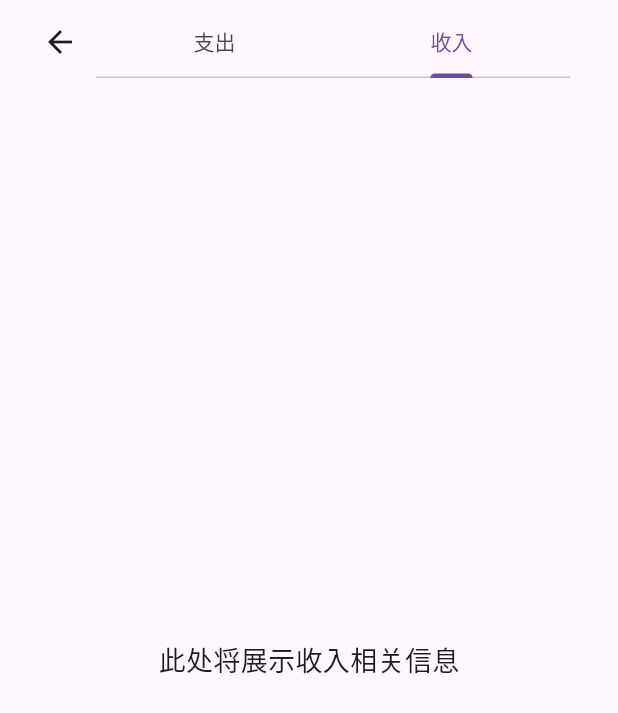
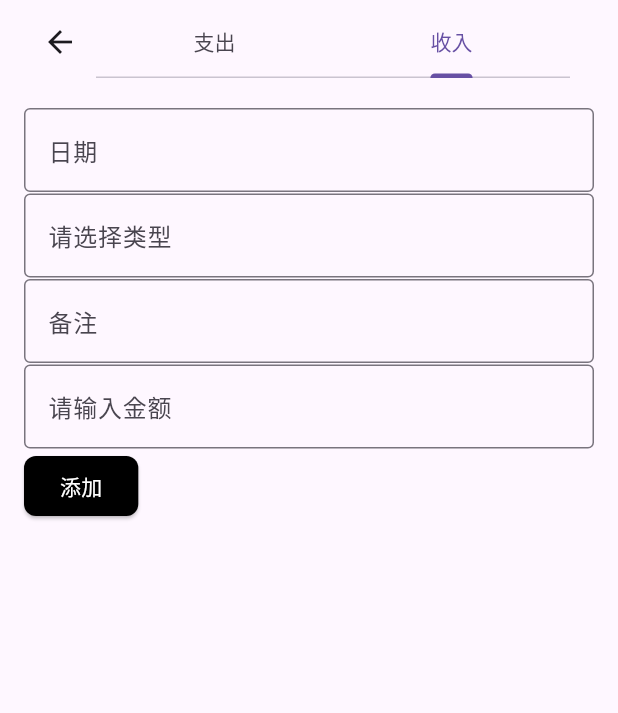
Before and after one commit to Ccaixy/accounting, a Flutter app: the AddNewPage screen opened by its route, tab 2 chosen, on a phone screen of 412 x 824 dp. Shown: the top 713 px of the screen. Run offline on Flutter 3.47's test engine with Material 3 defaults, Android fonts, the phone set to English and light mode, and no system bars.

Commit message:
1.添加了date页面2.收入支出页面添加了记账四个信息

```diff
--- a/lib/main.dart
+++ b/lib/main.dart
@@ -1,3 +1,4 @@
+import 'package:code/pages/calendar.dart';
 import 'package:code/pages/register.dart';
 import 'package:code/pages/login.dart';
 import 'package:code/pages/addNew.dart';
@@ -20,6 +21,7 @@ class MyApp extends StatelessWidget {
         '/AddNew': (context) => const AddNewPage(), // 定义路由规则'
         '/login': (context) => const LoginPage(), // 定义路由规则'
         '/register': (context) => const RegisterPage(),
+        '/date': (context) => const CalendarPage(),
       },
     );
   }
--- a/lib/pages/addNew.dart
+++ b/lib/pages/addNew.dart
@@ -22,6 +22,8 @@ class AddNewPage extends StatefulWidget {
 
 class _TransactionsPageState extends State<AddNewPage> with SingleTickerProviderStateMixin {
   late TabController _tabController;
+
+  get today => DateTime.now();
 
   @override
   void initState() {
@@ -63,34 +65,112 @@ class _TransactionsPageState extends State<AddNewPage> with SingleTickerProvider
       body: TabBarView(
         controller: _tabController,
         children: [
+
           GridView.builder(
             physics: const NeverScrollableScrollPhysics(),
             shrinkWrap: true,
             gridDelegate: const SliverGridDelegateWithFixedCrossAxisCount(
               crossAxisCount: 5, // 根据需求调整列数
-              childAspectRatio: 1 / 1.5, // 根据需求调整宽高比
+              childAspectRatio: 1 / 1, // 根据需求调整宽高比
             ),
             itemCount: iconsAndDescriptions.length,
             itemBuilder: (BuildContext context, int index) {
               final item = iconsAndDescriptions[index];
               return Padding(
-                padding: const EdgeInsets.all(25),// 调整间距
+                padding: const EdgeInsets.all(2),// 调整间距
                 child: Column(
                   crossAxisAlignment: CrossAxisAlignment.center,
                   children: [
-                    Icon(item['icon'], size: 40), // 调整图标大小
+                    Icon(item['icon'], size: 20), // 调整图标大小
                     const SizedBox(height: 1),// 调整间距
-                    Text(item['text'], style: const TextStyle(fontSize: 10),                    ), // 调整字体大小
+                    Text(item['text'], style: const TextStyle(fontSize: 15),                    ), // 调整字体大小
                   ],
                 ),
               );
             },
+
           ),
-          Container(
-            alignment: Alignment.center,
+
+
+          Padding(
             padding: const EdgeInsets.all(16.0),
-            child: const Text('此处将展示收入相关信息', style: TextStyle(fontSize: 18)),
+            child:  Column(
+              crossAxisAlignment: CrossAxisAlignment.start,// 调整文本对齐方式
+              children: [
+                // 日期输入框
+                //调整输入框宽度
+                const TextField(
+
+                  decoration: InputDecoration(
+                    labelText: '日期',
+                    border: OutlineInputBorder(),
+                  ),
+                  keyboardType: TextInputType.datetime,
+                ),
+                const SizedBox(height: 1),
+
+                // 类型
+                const TextField(
+                  decoration: InputDecoration(
+                    labelText: '请选择类型',
+                    border: OutlineInputBorder(),
+                  ),
+                  keyboardType: TextInputType.number,
+                ),
+                const SizedBox(height: 1),
+
+
+                // 备注输入框
+                const TextField(
+                  decoration: InputDecoration(
+                    labelText: '备注',
+                    border: OutlineInputBorder(),
+                  ),
+                  maxLines: null,
+                ),
+                const SizedBox(height: 1),
+
+                // 金额输入框
+                const TextField(
+                  decoration: InputDecoration(
+                    labelText: '请输入金额',
+                    border: OutlineInputBorder(),
+                  ),
+                  keyboardType: TextInputType.number,
+                ),
+                const SizedBox(height: 1),
+
+
+                ElevatedButton(
+                  onPressed: () {
+                    // 添加新数据到数据库
+                    Navigator.pop(context);
+                  },
+                  // 移除const关键字
+                  style: ElevatedButton.styleFrom(
+                    primary: Colors.black,
+                    shape: RoundedRectangleBorder(
+                      borderRadius: BorderRadius.circular(8.0),
+                    ),
+                  ),
+                  child: const Text(
+                    "添加",
+                    style: TextStyle(
+                      color: Colors.white,
+                    ),
+                  ),
+                )
+              ],
+            ),
           ),
+          // Container(
+          //   alignment: Alignment.center,
+          //   padding: const EdgeInsets.all(16.0),
+          //   child: const Text('此处将展示收入相关信息', style: TextStyle(fontSize: 18)),
+          // ),
+          // 新增用于输入的容器组件
+
+
 
         ],
       ),
--- a/lib/pages/home.dart
+++ b/lib/pages/home.dart
@@ -45,7 +45,7 @@ class MyHomePage extends StatelessWidget {
               padding: const EdgeInsets.all(8.0),
               child: Image.asset(
                 'images/home_icon.png', // 替换成您的图片路径
-                width: 85, // 图片宽度
+                width: 70, // 图片宽度
               ),
             ),
             // 中间搜索框
@@ -279,7 +279,7 @@ class MyHomePage extends StatelessWidget {
         items: const [
           BottomNavigationBarItem(
             icon: Icon(Icons.report),
-            label: '报道',
+            label: '日程计划',
           ),
           BottomNavigationBarItem(
             icon: Icon(Icons.home),
--- a/lib/pages/login.dart
+++ b/lib/pages/login.dart
@@ -30,7 +30,7 @@ class _LoginPageState extends State<LoginPage> {
           children: <Widget>[
             TextField(
               controller: _emailController,
-              decoration: const InputDecoration(labelText: '邮箱地址'),
+              decoration: const InputDecoration(labelText: '用户名'),
               keyboardType: TextInputType.emailAddress,
             ),
             const SizedBox(height: 16.0),
--- a/pubspec.yaml
+++ b/pubspec.yaml
@@ -37,6 +37,7 @@ dependencies:
   cupertino_icons: ^1.0.2
   #引入collection
   collection: ^1.17.1
+  table_calendar: ^3.0.2
 
 dev_dependencies:
   flutter_test:
```
Also changed, not shown: lib/pages/calendar.dart (added, +43 -0 lines), pubspec.lock.
